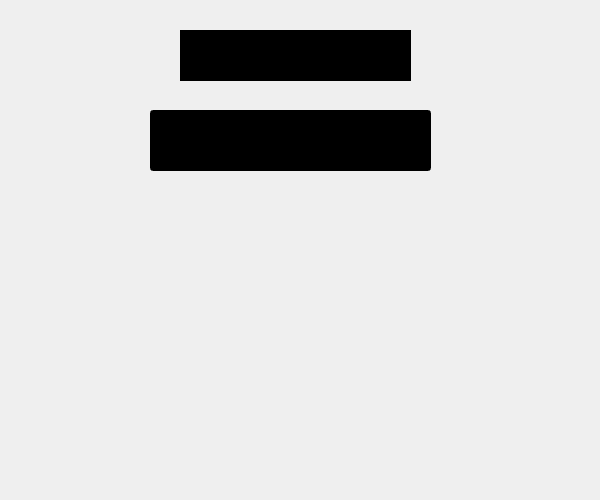
Qt form 7in_pm/textwidget.ui (gwd492552396/Gwd) before a commit.
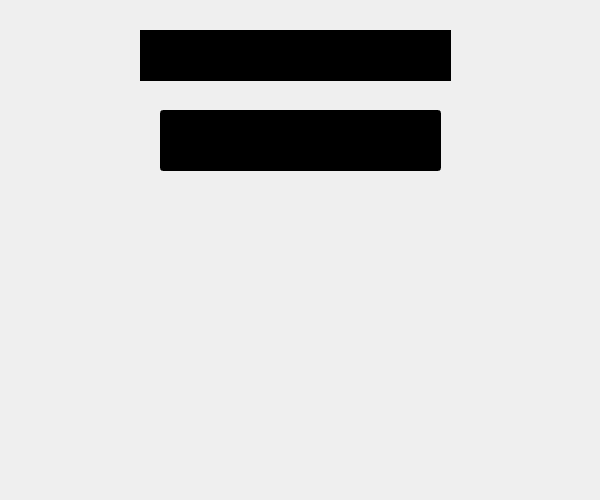
The same form after that commit. Icons and pictures are not drawn.

Patch:
```diff
--- a/7in_pm/textwidget.ui
+++ b/7in_pm/textwidget.ui
@@ -37,7 +37,7 @@
   <widget class="QLineEdit" name="le_number">
    <property name="geometry">
     <rect>
-     <x>150</x>
+     <x>160</x>
      <y>110</y>
      <width>281</width>
      <height>61</height>
@@ -64,10 +64,10 @@
   <widget class="QPushButton" name="close">
    <property name="geometry">
     <rect>
-     <x>540</x>
+     <x>520</x>
      <y>10</y>
-     <width>40</width>
-     <height>40</height>
+     <width>61</width>
+     <height>61</height>
     </rect>
    </property>
    <property name="styleSheet">
@@ -92,9 +92,9 @@
   <widget class="QLabel" name="lb_prog">
    <property name="geometry">
     <rect>
-     <x>180</x>
+     <x>140</x>
      <y>30</y>
-     <width>231</width>
+     <width>311</width>
      <height>51</height>
     </rect>
    </property>
```
Left out of the diff: 4 changed lines with no effect on the pictures.
